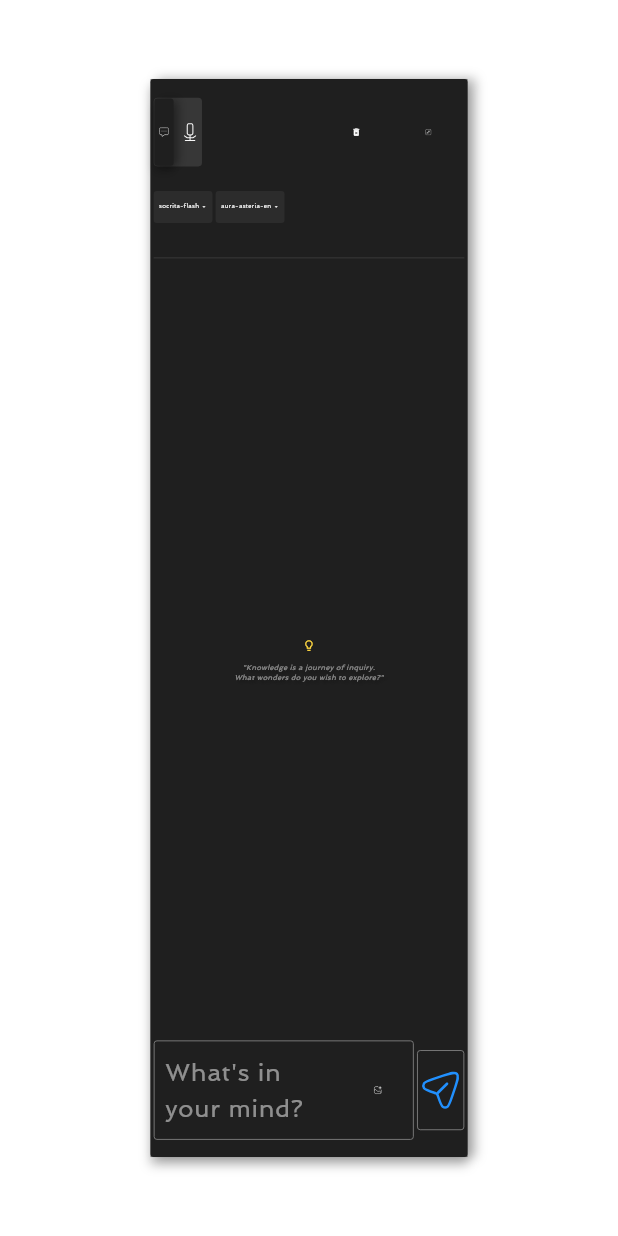
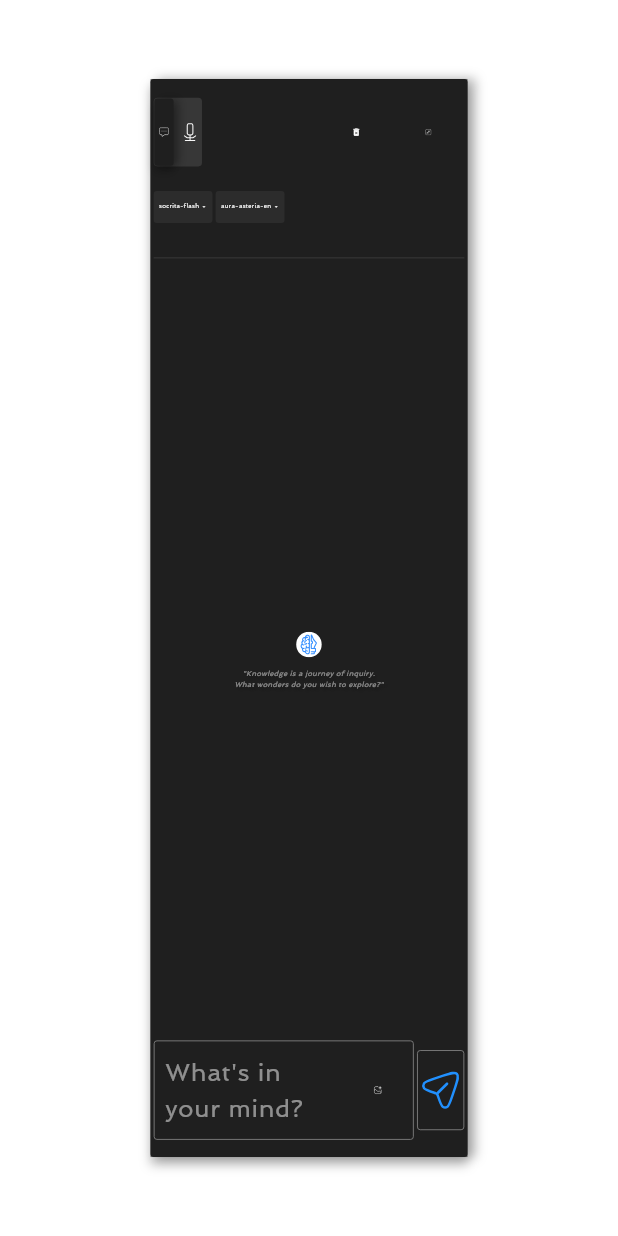
Before and after one commit to athanikarsadik/smart-tutor, a Flutter app: the ExpandedChatWindow screen opened directly with empty values, on a phone screen of 412 x 824 dp. Run offline on Flutter 3.47's test engine with Material 3 defaults, Android fonts, the phone set to English and light mode, and no system bars; drawn by our look-alikes of toastification; our stand-ins replace audioplayers, dartz, flutter_markdown, flutter_screenutil, flutter_svg, get and 3 more; missing offline and left inert: dart:html, deepgram_speech_to_text, markdown, mesh, record; statements that could not run were skipped.

```diff
--- a/lib/features/canvas/presentation/components/widgets/result_display_widget.dart
+++ b/lib/features/canvas/presentation/components/widgets/result_display_widget.dart
@@ -1,5 +1,6 @@
 import 'package:flutter/material.dart';
 import 'package:flutter_screenutil/flutter_screenutil.dart';
+import 'package:flutter_svg/flutter_svg.dart';
 
 import 'package:get/get.dart';
 import 'package:socrita/core/theme/app_colors.dart';
@@ -55,10 +56,10 @@ class _ResultsDisplayState extends State<ResultsDisplay> {
                   child: Column(
                     mainAxisSize: MainAxisSize.min,
                     children: [
-                      Icon(
-                        Icons.lightbulb_outline,
-                        color: Colors.amberAccent,
-                        size: 40.sp,
+                      SvgPicture.asset(
+                        "assets/svg/logo_icon.svg",
+                        height: 80.sp,
+                        width: 80.sp,
                       ),
                       SizedBox(height: 10.h),
                       Text(
--- a/lib/features/canvas/presentation/controllers/deepgram_controller.dart
+++ b/lib/features/canvas/presentation/controllers/deepgram_controller.dart
@@ -46,6 +46,7 @@ class DeepgramController extends GetxController {
   Future<void> startListening() async {
     try {
       if (await _recorder.hasPermission()) {
+        _audioPlayer.pause();
         _sttStatus.value = 'Listening';
         _isRecording.value = true;
         _transcript.value = '';
```
